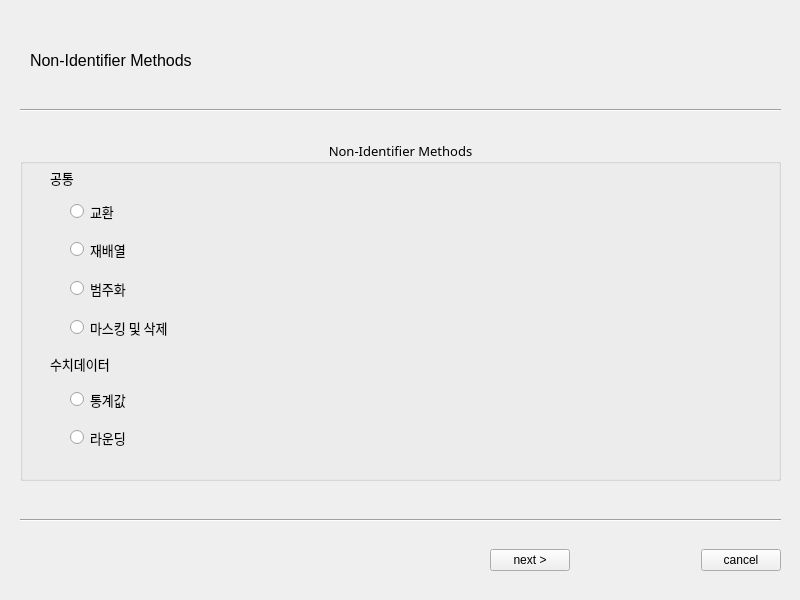
First picture: the form in UI/SelectNonIdentifierMethod.ui, repository zel0rd/Non-Identifying, before the edit.
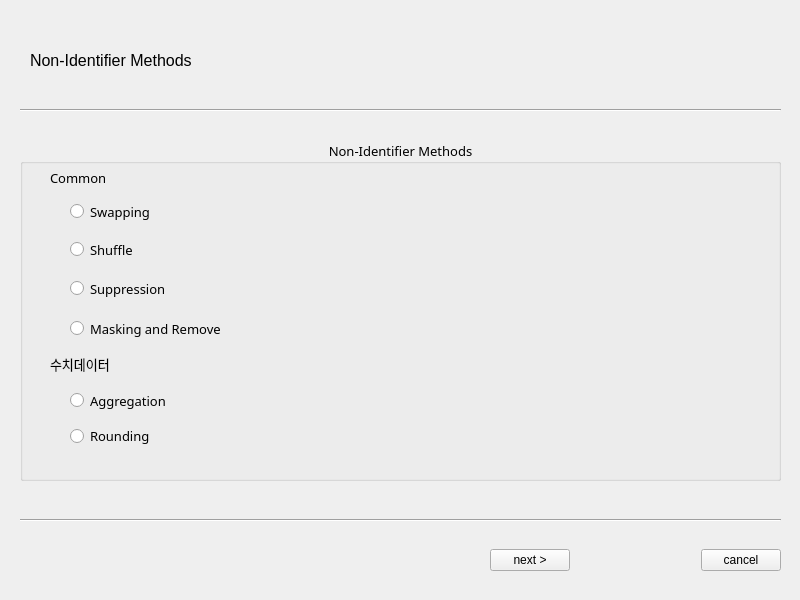
Second picture: the form after the edit.

Commit message: modify radio button and other UI

The edit to the form file:
```diff
--- a/UI/SelectNonIdentifierMethod.ui
+++ b/UI/SelectNonIdentifierMethod.ui
@@ -40,12 +40,12 @@
       <rect>
        <x>50</x>
        <y>62</y>
-       <width>57</width>
+       <width>131</width>
        <height>19</height>
       </rect>
      </property>
      <property name="text">
-      <string>교환</string>
+      <string>Swapping</string>
      </property>
     </widget>
     <widget class="QRadioButton" name="Method2">
@@ -58,7 +58,7 @@
       </rect>
      </property>
      <property name="text">
-      <string>재배열</string>
+      <string>Shuffle</string>
      </property>
     </widget>
     <widget class="QRadioButton" name="Method3">
@@ -66,12 +66,12 @@
       <rect>
        <x>50</x>
        <y>139</y>
-       <width>72</width>
+       <width>141</width>
        <height>19</height>
       </rect>
      </property>
      <property name="text">
-      <string>범주화</string>
+      <string>Suppression</string>
      </property>
     </widget>
     <widget class="QRadioButton" name="Method4">
@@ -79,12 +79,12 @@
       <rect>
        <x>50</x>
        <y>178</y>
-       <width>151</width>
-       <height>19</height>
+       <width>201</width>
+       <height>21</height>
       </rect>
      </property>
      <property name="text">
-      <string>마스킹 및 삭제</string>
+      <string>Masking and Remove</string>
      </property>
     </widget>
     <widget class="QRadioButton" name="Method6">
@@ -92,12 +92,12 @@
       <rect>
        <x>50</x>
        <y>288</y>
-       <width>72</width>
-       <height>19</height>
+       <width>151</width>
+       <height>16</height>
       </rect>
      </property>
      <property name="text">
-      <string>라운딩</string>
+      <string>Rounding</string>
      </property>
     </widget>
     <widget class="QRadioButton" name="Method5">
@@ -105,12 +105,12 @@
       <rect>
        <x>50</x>
        <y>250</y>
-       <width>72</width>
-       <height>19</height>
+       <width>121</width>
+       <height>21</height>
       </rect>
      </property>
      <property name="text">
-      <string>통계값</string>
+      <string>Aggregation</string>
      </property>
     </widget>
     <widget class="QLabel" name="label_2">
@@ -118,12 +118,12 @@
       <rect>
        <x>30</x>
        <y>30</y>
-       <width>30</width>
+       <width>111</width>
        <height>16</height>
       </rect>
      </property>
      <property name="text">
-      <string>공통</string>
+      <string>Common</string>
      </property>
     </widget>
     <widget class="QLabel" name="label_3">
```
The commit also changes 2 other files.
